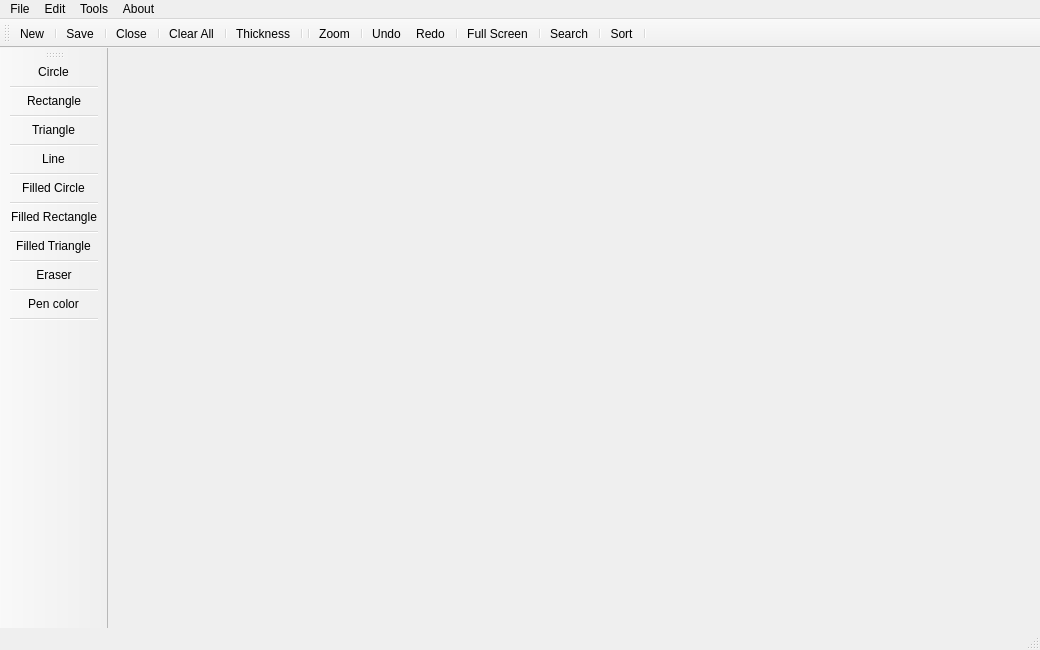
Qt form mainwindow.ui (Zeyad-Amr/Super-Painter) before a commit.
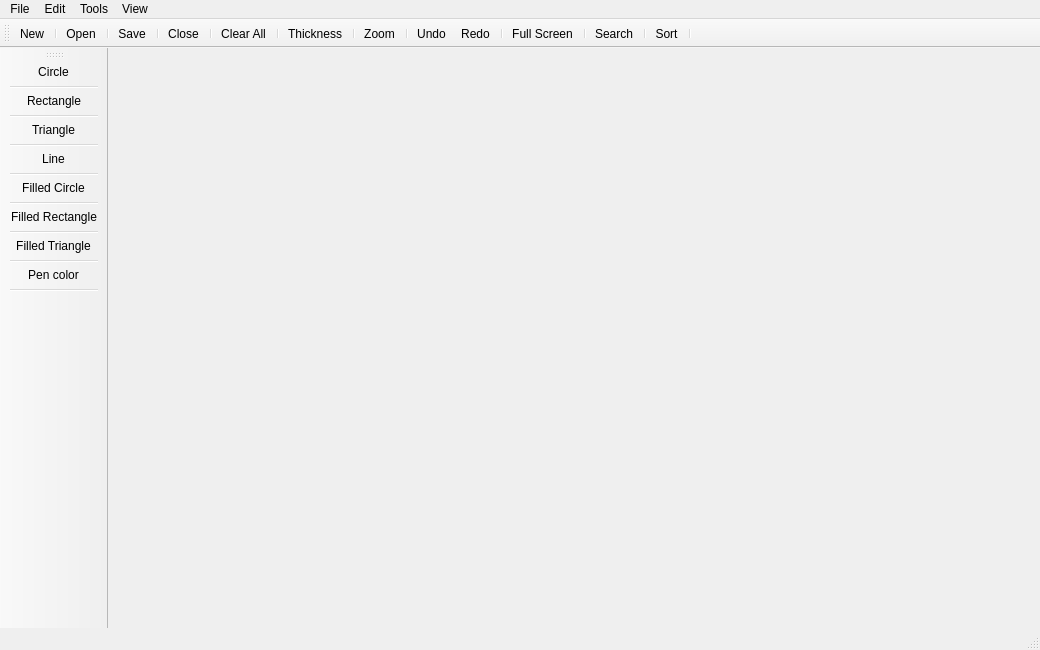
The same form after that commit. Icons and pictures are not drawn.

```diff
--- a/mainwindow.ui
+++ b/mainwindow.ui
@@ -26,6 +26,68 @@
     <layout class="QVBoxLayout" name="verticalLayout"/>
    </widget>
   </widget>
+  <widget class="QToolBar" name="toolBar">
+   <property name="windowTitle">
+    <string>toolBar</string>
+   </property>
+   <attribute name="toolBarArea">
+    <enum>TopToolBarArea</enum>
+   </attribute>
+   <attribute name="toolBarBreak">
+    <bool>false</bool>
+   </attribute>
+   <addaction name="actionNew"/>
+   <addaction name="separator"/>
+   <addaction name="actionOpen"/>
+   <addaction name="separator"/>
+   <addaction name="actionSave"/>
+   <addaction name="separator"/>
+   <addaction name="actionClose"/>
+   <addaction name="separator"/>
+   <addaction name="actionCut"/>
+   <addaction name="separator"/>
+   <addaction name="actionPen_size"/>
+   <addaction name="separator"/>
+   <addaction name="actionZoom_2"/>
+   <addaction name="separator"/>
+   <addaction name="actionUndo"/>
+   <addaction name="actionRedo"/>
+   <addaction name="separator"/>
+   <addaction name="actionFull_Screen"/>
+   <addaction name="separator"/>
+   <addaction name="actionSearch"/>
+   <addaction name="separator"/>
+   <addaction name="actionSort"/>
+   <addaction name="separator"/>
+  </widget>
+  <widget class="QToolBar" name="toolBar_2">
+   <property name="windowTitle">
+    <string>toolBar_2</string>
+   </property>
+   <attribute name="toolBarArea">
+    <enum>LeftToolBarArea</enum>
+   </attribute>
+   <attribute name="toolBarBreak">
+    <bool>false</bool>
+   </attribute>
+   <addaction name="actionCircle"/>
+   <addaction name="separator"/>
+   <addaction name="actionRectangle"/>
+   <addaction name="separator"/>
+   <addaction name="actionTriangle"/>
+   <addaction name="separator"/>
+   <addaction name="actionLine"/>
+   <addaction name="separator"/>
+   <addaction name="actionFilledCircle"/>
+   <addaction name="separator"/>
+   <addaction name="actionFilledRectangle"/>
+   <addaction name="separator"/>
+   <addaction name="actionFilledTriangle"/>
+   <addaction name="separator"/>
+   <addaction name="actionPen_color"/>
+   <addaction name="separator"/>
+  </widget>
+  <widget class="QStatusBar" name="statusBar"/>
   <widget class="QMenuBar" name="menuBar">
    <property name="geometry">
     <rect>
@@ -80,80 +142,17 @@
     <addaction name="actionCut"/>
     <addaction name="actionPaste"/>
    </widget>
-   <widget class="QMenu" name="menuAbout">
+   <widget class="QMenu" name="menuView">
     <property name="title">
-     <string>About</string>
+     <string>View</string>
     </property>
     <addaction name="actionAbout_PaintQT"/>
    </widget>
    <addaction name="menuedrt"/>
    <addaction name="menuOptions"/>
    <addaction name="menuAdd"/>
-   <addaction name="menuAbout"/>
+   <addaction name="menuView"/>
   </widget>
-  <widget class="QToolBar" name="toolBar">
-   <property name="windowTitle">
-    <string>toolBar</string>
-   </property>
-   <attribute name="toolBarArea">
-    <enum>TopToolBarArea</enum>
-   </attribute>
-   <attribute name="toolBarBreak">
-    <bool>false</bool>
-   </attribute>
-   <addaction name="actionNew"/>
-   <addaction name="separator"/>
-   <addaction name="actionSave"/>
-   <addaction name="separator"/>
-   <addaction name="actionClose"/>
-   <addaction name="separator"/>
-   <addaction name="actionCut"/>
-   <addaction name="separator"/>
-   <addaction name="actionPen_size"/>
-   <addaction name="separator"/>
-   <addaction name="separator"/>
-   <addaction name="actionZoom_2"/>
-   <addaction name="separator"/>
-   <addaction name="actionUndo"/>
-   <addaction name="actionRedo"/>
-   <addaction name="separator"/>
-   <addaction name="actionFull_Screen"/>
-   <addaction name="separator"/>
-   <addaction name="actionSearch"/>
-   <addaction name="separator"/>
-   <addaction name="actionSort"/>
-   <addaction name="separator"/>
-  </widget>
-  <widget class="QToolBar" name="toolBar_2">
-   <property name="windowTitle">
-    <string>toolBar_2</string>
-   </property>
-   <attribute name="toolBarArea">
-    <enum>LeftToolBarArea</enum>
-   </attribute>
-   <attribute name="toolBarBreak">
-    <bool>false</bool>
-   </attribute>
-   <addaction name="actionCircle"/>
-   <addaction name="separator"/>
-   <addaction name="actionRectangle"/>
-   <addaction name="separator"/>
-   <addaction name="actionTriangle"/>
-   <addaction name="separator"/>
-   <addaction name="actionLine"/>
-   <addaction name="separator"/>
-   <addaction name="actionFilledCircle"/>
-   <addaction name="separator"/>
-   <addaction name="actionFilledRectangle"/>
-   <addaction name="separator"/>
-   <addaction name="actionFilledTriangle"/>
-   <addaction name="separator"/>
-   <addaction name="actionErase"/>
-   <addaction name="separator"/>
-   <addaction name="actionPen_color"/>
-   <addaction name="separator"/>
-  </widget>
-  <widget class="QStatusBar" name="statusBar"/>
   <action name="actionOpen">
    <property name="text">
     <string>Open</string>
```
Left out of the diff: 30 changed lines with no effect on the pictures.
